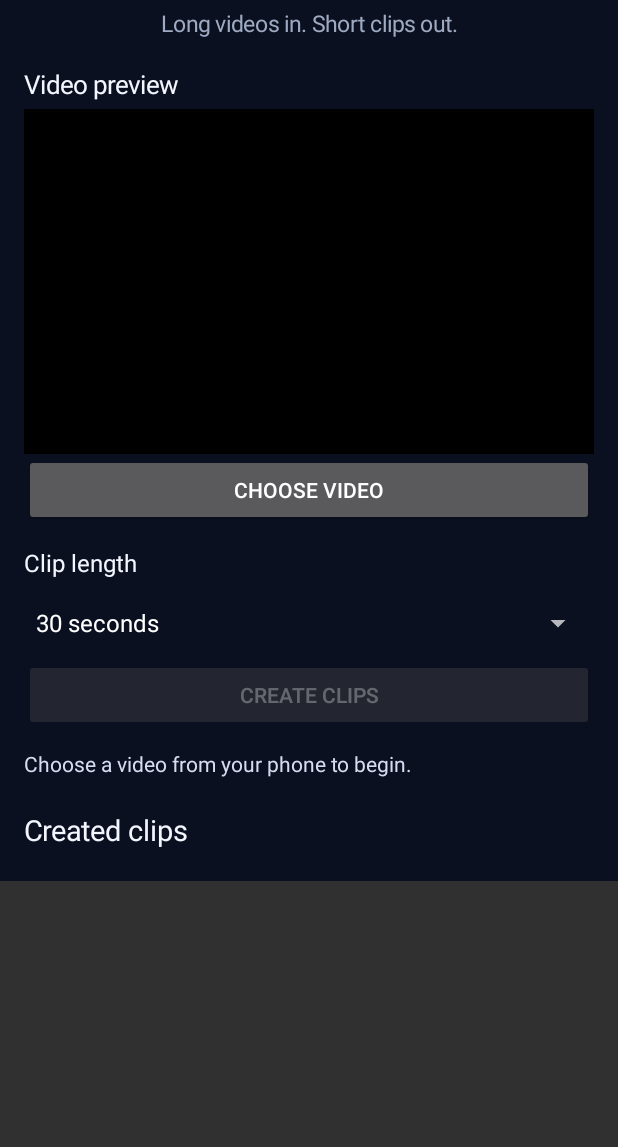
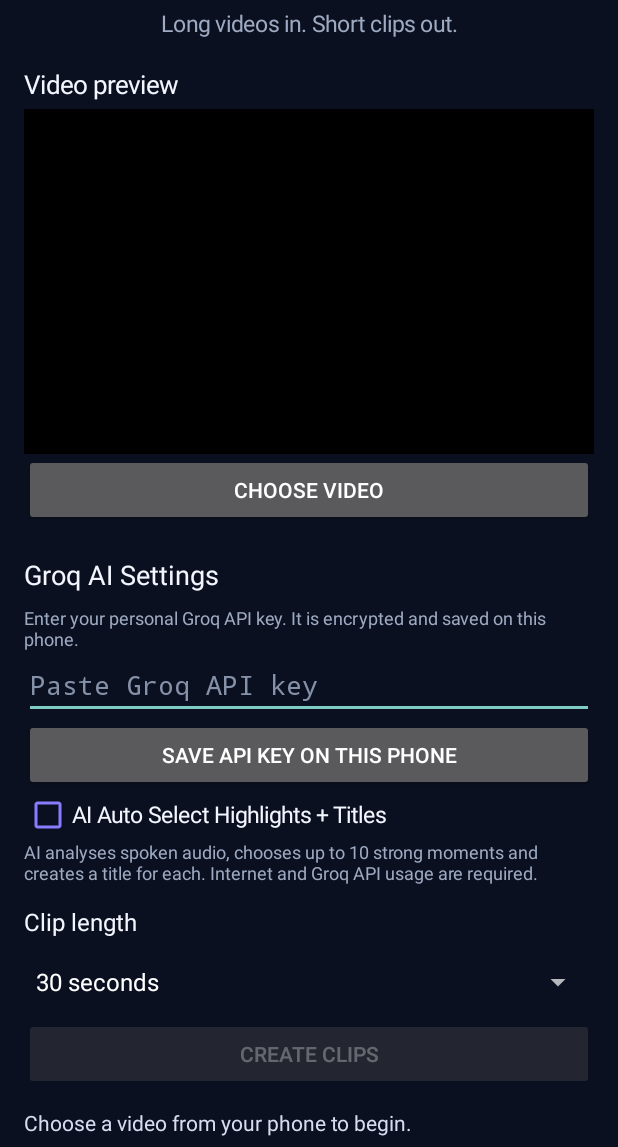
Before and after one commit to jamalsb/ClipForge-AI, an Android app: the screen it shows after launch (MainActivity), on a phone screen of 412 x 824 dp, the part 89-1236 px from its top. Run offline under Robolectric (Android 15) with nearby library versions, the phone set to English and light mode, and no system bars.

Commit message:
Connect Android app to Groq AI highlight selection

```diff
--- a/app/src/main/java/com/clipforge/ai/MainActivity.kt
+++ b/app/src/main/java/com/clipforge/ai/MainActivity.kt
@@ -30,6 +30,11 @@ class MainActivity : ComponentActivity() {
     private lateinit var lengthSpinner: Spinner
     private lateinit var preview: PlayerView
     private lateinit var clipsList: LinearLayout
+    private lateinit var aiHighlights: CheckBox
+    private lateinit var apiKeyInput: EditText
+    private val worker = java.util.concurrent.Executors.newSingleThreadExecutor()
+    private var clipTitles = mutableListOf<String>()
+    private var clipReasons = mutableListOf<String>()
     private var player: ExoPlayer? = null
     private var selectedVideo: Uri? = null
     private var videoDurationMs = 0L
@@ -102,6 +107,49 @@ class MainActivity : ComponentActivity() {
             text = "Clip length"; textSize = 16f
             setTextColor(0xFFF4F6FF.toInt()); setPadding(0, 20, 0, 8)
         }
+        val aiSettingsTitle = TextView(this).apply {
+            text = "Groq AI Settings"; textSize = 18f
+            setTextColor(0xFFF4F6FF.toInt()); setPadding(0, dp(20), 0, dp(8))
+        }
+        val aiSettingsHelp = TextView(this).apply {
+            text = "Enter your personal Groq API key. It is encrypted and saved on this phone."
+            textSize = 12f; setTextColor(0xFF9DAAC2.toInt())
+        }
+        apiKeyInput = EditText(this).apply {
+            hint = if (GroqKeyStore.read(this@MainActivity).isNullOrBlank()) "Paste Groq API key" else "API key already saved"
+            setSingleLine(true)
+            inputType = android.text.InputType.TYPE_CLASS_TEXT or android.text.InputType.TYPE_TEXT_VARIATION_PASSWORD
+            setTextColor(0xFFF4F6FF.toInt())
+            setHintTextColor(0xFF8491A8.toInt())
+        }
+        val saveKeyButton = Button(this).apply {
+            text = "Save API key on this phone"
+            setOnClickListener {
+                val key = apiKeyInput.text.toString().trim()
+                if (!key.startsWith("gsk_")) {
+                    status.text = "Please enter a valid Groq API key."
+                } else {
+                    try {
+                        GroqKeyStore.save(this@MainActivity, key)
+                        apiKeyInput.text.clear()
+                        apiKeyInput.hint = "API key already saved"
+                        status.text = "Groq API key saved securely on this phone."
+                    } catch (e: Exception) {
+                        status.text = "Could not save API key: " + (e.message ?: "storage error")
+                    }
+                }
+            }
+        }
+        aiHighlights = CheckBox(this).apply {
+            text = "AI Auto Select Highlights + Titles"
+            textSize = 15f
+            setTextColor(0xFFF4F6FF.toInt())
+            buttonTintList = android.content.res.ColorStateList.valueOf(0xFF8B7CFF.toInt())
+        }
+        val aiHelp = TextView(this).apply {
+            text = "AI analyses spoken audio, chooses up to 10 strong moments and creates a title for each. Internet and Groq API usage are required."
+            textSize = 12f; setTextColor(0xFF9DAAC2.toInt())
+        }
         lengthSpinner = Spinner(this).apply {
             adapter = ArrayAdapter(this@MainActivity, android.R.layout.simple_spinner_dropdown_item,
                 listOf("15 seconds", "30 seconds", "45 seconds", "60 seconds"))
@@ -126,6 +174,12 @@ class MainActivity : ComponentActivity() {
         page.addView(previewLabel, matchWrap())
         page.addView(preview, LinearLayout.LayoutParams(ViewGroup.LayoutParams.MATCH_PARENT, dp(230)))
         page.addView(chooseButton, matchWrap())
+        page.addView(aiSettingsTitle, matchWrap())
+        page.addView(aiSettingsHelp, matchWrap())
+        page.addView(apiKeyInput, matchWrap())
+        page.addView(saveKeyButton, matchWrap())
+        page.addView(aiHighlights, matchWrap())
+        page.addView(aiHelp, matchWrap())
         page.addView(lengthLabel, matchWrap())
         page.addView(lengthSpinner, matchWrap())
         page.addView(createButton, matchWrap())
@@ -155,15 +209,55 @@ class MainActivity : ComponentActivity() {
         val uri = selectedVideo ?: return
         val seconds = listOf(15, 30, 45, 60)[lengthSpinner.selectedItemPosition]
         val clipMs = seconds * 1000L
+        if (aiHighlights.isChecked) {
+            val key = GroqKeyStore.read(this)
+            if (key.isNullOrBlank()) {
+                status.text = "Save your Groq API key before using AI highlights."
+                return
+            }
+            createButton.isEnabled = false
+            chooseButton.isEnabled = false
+            status.text = "AI is analysing the video's speech and selecting highlights. Keep the app open."
+            worker.execute {
+                try {
+                    val selected = GroqHighlightAnalyzer.analyse(this, uri, videoDurationMs, clipMs, key)
+                    runOnUiThread {
+                        pendingClips.clear()
+                        clipTitles.clear()
+                        clipReasons.clear()
+                        selected.forEach { clip ->
+                            pendingClips.add(clip.startMs to clip.endMs)
+                            clipTitles.add(clip.title)
+                            clipReasons.add(clip.reason)
+                        }
+                        completedCount = 0
+                        clipsList.removeAllViews()
+                        status.text = "AI selected " + selected.size + " highlights. Creating clips..."
+                        exportNext(uri)
+                    }
+                } catch (e: Exception) {
+                    runOnUiThread {
+                        status.text = "AI analysis failed: " + (e.message ?: "Check internet and API key.")
+                        createButton.isEnabled = true
+                        chooseButton.isEnabled = true
+                    }
+                }
+            }
+            return
+        }
         val count = (videoDurationMs / clipMs).toInt()
         if (count < 1) {
             status.text = "This video is shorter than " + seconds + " seconds. Choose a shorter clip length."
             return
         }
         pendingClips.clear()
+        clipTitles.clear()
+        clipReasons.clear()
         repeat(count) { index ->
             val start = index * clipMs
             pendingClips.add(start to (start + clipMs))
+            clipTitles.add("Clip " + (index + 1))
+            clipReasons.add("")
         }
         completedCount = 0
         clipsList.removeAllViews()
@@ -197,7 +291,9 @@ class MainActivity : ComponentActivity() {
                 try {
                     val savedUri = saveToGallery(output, "ClipForge_" + clipNumber + "_" + (startMs / 1000) + "s.mp4")
                     completedCount++
-                    addClipRow(clipNumber, startMs, endMs, savedUri)
+                    addClipRow(clipNumber, startMs, endMs, savedUri,
+                        clipTitles.getOrNull(clipNumber - 1) ?: ("Clip " + clipNumber),
+                        clipReasons.getOrNull(clipNumber - 1).orEmpty())
                     output.delete()
                     status.text = "Exported " + completedCount + " clips..."
                     exportNext(uri)
@@ -222,14 +318,14 @@ class MainActivity : ComponentActivity() {
         }
     }
 
-    private fun addClipRow(number: Int, startMs: Long, endMs: Long, uri: Uri) {
+    private fun addClipRow(number: Int, startMs: Long, endMs: Long, uri: Uri, title: String, reason: String) {
         val row = LinearLayout(this).apply {
             orientation = LinearLayout.HORIZONTAL
             gravity = Gravity.CENTER_VERTICAL
             setPadding(0, dp(5), 0, dp(5))
         }
         val info = TextView(this).apply {
-            text = "Clip " + number + " · " + (startMs / 1000) + "s to " + (endMs / 1000) + "s"
+            text = title + "\n" + (startMs / 1000) + "s to " + (endMs / 1000) + "s"
             textSize = 14f
             setTextColor(0xFFD5DDF0.toInt())
         }
@@ -242,6 +338,13 @@ class MainActivity : ComponentActivity() {
         }
         row.addView(info, LinearLayout.LayoutParams(0, ViewGroup.LayoutParams.WRAP_CONTENT, 1f))
         row.addView(play, LinearLayout.LayoutParams(ViewGroup.LayoutParams.WRAP_CONTENT, ViewGroup.LayoutParams.WRAP_CONTENT))
+        if (reason.isNotBlank()) {
+            row.addView(TextView(this).apply {
+                text = reason
+                textSize = 12f
+                setTextColor(0xFF9DAAC2.toInt())
+            }, matchWrap())
+        }
         clipsList.addView(row, matchWrap())
     }
 
@@ -285,6 +388,7 @@ class MainActivity : ComponentActivity() {
         preview.player = null
         player?.release()
         player = null
+        worker.shutdownNow()
         super.onDestroy()
     }
 }
```
